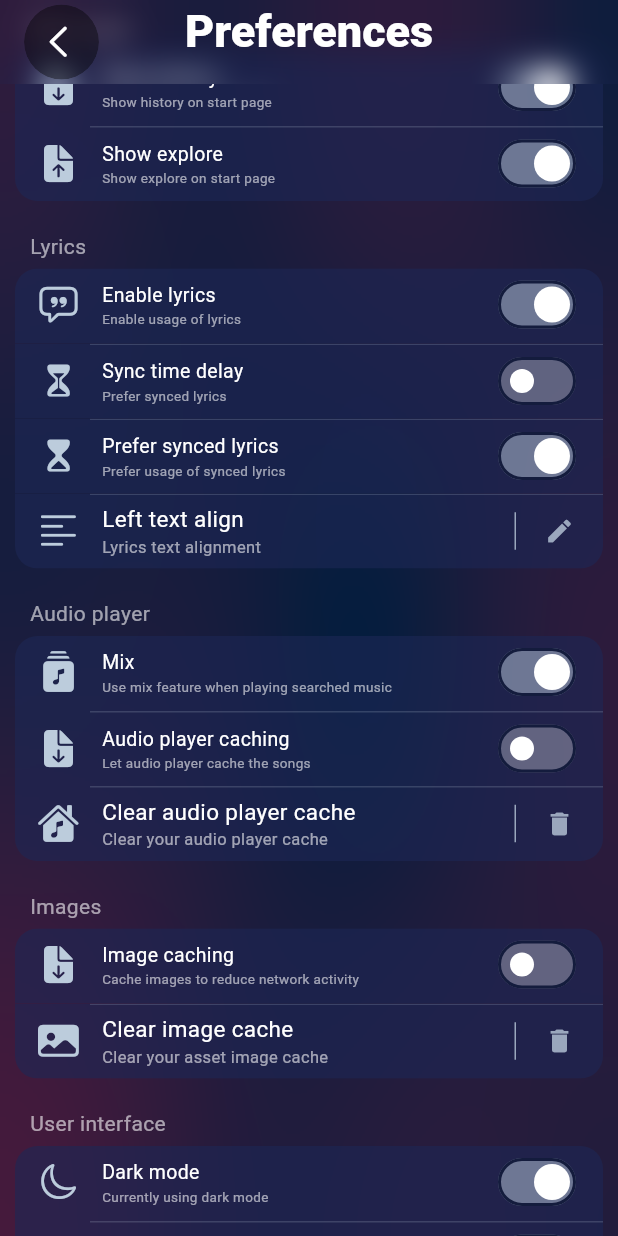
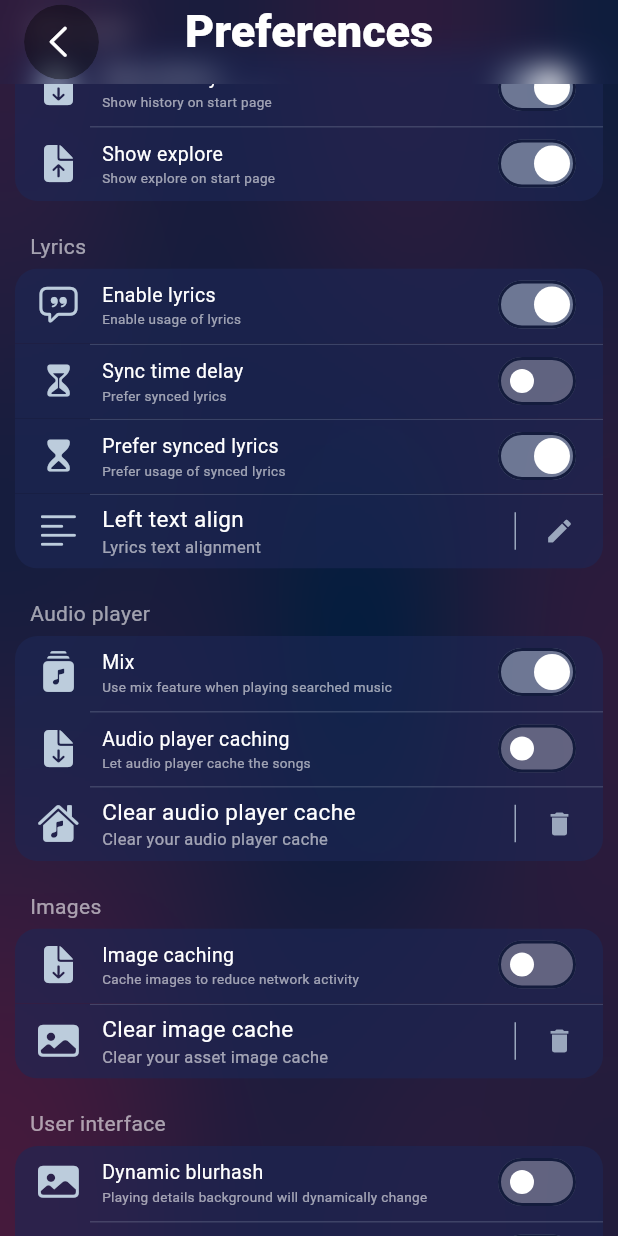
Before and after one commit to GoranSustekJr/pongo, a Flutter app: the PreferencesPhone screen opened directly, scrolled down 576 dp, on a phone screen of 412 x 824 dp. Run offline on Flutter 3.47's test engine with Material 3 defaults, Android fonts, the phone set to English and light mode, and no system bars; our stand-ins replace audio_service, cached_network_image, connectivity_plus, custom_sliding_segmented_control, device_info_plus, flutter_animate and 21 more; missing offline and left inert: audio_session, blurhash_ffi, fading_edge_scrollview, flutter_desktop_context_menu, flutter_displaymode, flutter_platform_alert and 14 more; accounts and stored records are empty; network calls fail; statements that could not run were skipped.

Commit message:
Added logarithmic and exponential sleepin and wakeup options as well as dynamic blurhash

```diff
--- a/lib/l10n/app_de.arb
+++ b/lib/l10n/app_de.arb
@@ -24,6 +24,9 @@
     "pleaseleavethepageafterasuccessfullpurchase": "Bitte verlassen Sie die Seite nach einem erfolgreichen Kauf",
     "profile": "Profil",
     "name": "Name",
+    "dynamicblurhash": "Dynamischer Blurhash",
+    "playingdetailsbackgroundwilldynamicallychange": "Der Hintergrund der Wiedergabedetails wird sich dynamisch ändern",
+    "dynamicblurhashwarning": "Dynamischer Blurhash ist SEHR ANSPRUCHSVOLL FÜR DEIN GERÄT. Es ist EXPERIMENTELL, wird DEN AKKU SCHNELL LEEREN und das Gerät ERHITZEN",
     "linearsleepin": "Lineares Einschlafen",
     "linearlydecreasevolumewhenusingsleepin": "Lautstärke beim Einschlafen linear verringern",
     "linearalarm": "Linearer Wecker",
--- a/lib/l10n/app_en.arb
+++ b/lib/l10n/app_en.arb
@@ -118,6 +118,21 @@
     "or": "or",
     "@or": {
         "description": "or"
+    },
+
+    "dynamicblurhash": "Dynamic blurhash",
+    "@dynamicblurhash": {
+        "description": "dynamicblurhash"
+    },
+
+    "playingdetailsbackgroundwilldynamicallychange": "Playing details background will dynamically change",
+    "@playingdetailsbackgroundwilldynamicallychange": {
+        "description": "playingdetailsbackgroundwilldynamicallychange"
+    },
+
+    "dynamicblurhashwarning": "Dynamic blurhash is VERY HARD ON YOUR DEVICE. It is EXPERIMENTAL, will DRAIN THE BATTERY QUICKLY and make the device HOT",
+    "@dynamicblurhashwarning": {
+        "description": "dynamicblurhashwarning"
     },
 
     "linearsleepin": "Linear sleepin",
--- a/lib/l10n/app_hr.arb
+++ b/lib/l10n/app_hr.arb
@@ -24,6 +24,9 @@
     "profile": "Profil",
     "name": "Ime",
     "email": "Email",
+    "dynamicblurhash": "Dinamički blurhash",
+    "playingdetailsbackgroundwilldynamicallychange": "Pozadina detalja reprodukcije će se dinamički mijenjati",
+    "dynamicblurhashwarning": "Dinamički blurhash JE VRLO ZAHTJEVAN ZA TVOJ UREĐAJ. Eksperimentalan je, BRZO ĆE ISPUSTATI BATERIJU i zagrijati uređaj",
     "premium": "Premium",
     "buypremium": "Kupi Pongo premium",
     "linearsleepin": "Linearno uspavljivanje",
--- a/lib/l10n/app_localizations.dart
+++ b/lib/l10n/app_localizations.dart
@@ -241,6 +241,24 @@ abstract class AppLocalizations {
   /// **'or'**
   String get or;
 
+  /// dynamicblurhash
+  ///
+  /// In en, this message translates to:
+  /// **'Dynamic blurhash'**
+  String get dynamicblurhash;
+
+  /// playingdetailsbackgroundwilldynamicallychange
+  ///
+  /// In en, this message translates to:
+  /// **'Playing details background will dynamically change'**
+  String get playingdetailsbackgroundwilldynamicallychange;
+
+  /// dynamicblurhashwarning
+  ///
+  /// In en, this message translates to:
+  /// **'Dynamic blurhash is VERY HARD ON YOUR DEVICE. It is EXPERIMENTAL, will DRAIN THE BATTERY QUICKLY and make the device HOT'**
+  String get dynamicblurhashwarning;
+
   /// linearsleepin
   ///
   /// In en, this message translates to:
--- a/lib/l10n/app_localizations_de.dart
+++ b/lib/l10n/app_localizations_de.dart
@@ -79,6 +79,15 @@ class AppLocalizationsDe extends AppLocalizations {
 
   @override
   String get or => 'oder';
+
+  @override
+  String get dynamicblurhash => 'Dynamischer Blurhash';
+
+  @override
+  String get playingdetailsbackgroundwilldynamicallychange => 'Der Hintergrund der Wiedergabedetails wird sich dynamisch ändern';
+
+  @override
+  String get dynamicblurhashwarning => 'Dynamischer Blurhash ist SEHR ANSPRUCHSVOLL FÜR DEIN GERÄT. Es ist EXPERIMENTELL, wird DEN AKKU SCHNELL LEEREN und das Gerät ERHITZEN';
 
   @override
   String get linearsleepin => 'Lineares Einschlafen';
--- a/lib/l10n/app_localizations_en.dart
+++ b/lib/l10n/app_localizations_en.dart
@@ -79,6 +79,15 @@ class AppLocalizationsEn extends AppLocalizations {
 
   @override
   String get or => 'or';
+
+  @override
+  String get dynamicblurhash => 'Dynamic blurhash';
+
+  @override
+  String get playingdetailsbackgroundwilldynamicallychange => 'Playing details background will dynamically change';
+
+  @override
+  String get dynamicblurhashwarning => 'Dynamic blurhash is VERY HARD ON YOUR DEVICE. It is EXPERIMENTAL, will DRAIN THE BATTERY QUICKLY and make the device HOT';
 
   @override
   String get linearsleepin => 'Linear sleepin';
--- a/lib/l10n/app_localizations_hr.dart
+++ b/lib/l10n/app_localizations_hr.dart
@@ -79,6 +79,15 @@ class AppLocalizationsHr extends AppLocalizations {
 
   @override
   String get or => 'ili';
+
+  @override
+  String get dynamicblurhash => 'Dinamički blurhash';
+
+  @override
+  String get playingdetailsbackgroundwilldynamicallychange => 'Pozadina detalja reprodukcije će se dinamički mijenjati';
+
+  @override
+  String get dynamicblurhashwarning => 'Dinamički blurhash JE VRLO ZAHTJEVAN ZA TVOJ UREĐAJ. Eksperimentalan je, BRZO ĆE ISPUSTATI BATERIJU i zagrijati uređaj';
 
   @override
   String get linearsleepin => 'Linearno uspavljivanje';
--- a/lib/main.dart
+++ b/lib/main.dart
@@ -126,6 +126,8 @@ void main() async {
   sleepAlarmDevVolume = sleepAlarmDevicVolume;
   bool drkMode = await Storage().getDarkMode();
   darkMode.value = drkMode;
+  bool usDynamicBlurhash = await Storage().getUseDynamicBlurhash();
+  useDynamicBlurhash = usDynamicBlurhash;
 
   if (kIsAndroid) {
     await FlutterDisplayMode.setHighRefreshRate();
--- a/lib/phone/components/shared/sliver/sliver_app_bar.dart
+++ b/lib/phone/components/shared/sliver/sliver_app_bar.dart
@@ -131,6 +131,7 @@ class SliverAppBarPhone extends StatelessWidget {
                           icon: AppIcons.addToQueue,
                           onTap: addToPlaylist,
                           title: AppLocalizations.of(context).addtoplaylist),
+                      const PullDownMenuDivider(),
                       PullDownMenuItem(
                           icon: AppIcons.download,
                           onTap: download,
--- a/lib/phone/views/playing details/playing_details_phone.dart
+++ b/lib/phone/views/playing details/playing_details_phone.dart
@@ -32,13 +32,15 @@ class PlayingDetailsPhone extends StatelessWidget {
                                   color: Colors.black,
                                 ),
                                 AnimatedSwitcher(
-                                  duration: const Duration(milliseconds: 500),
+                                  duration: Duration(
+                                      milliseconds: useDynamicBlurhash
+                                          ? 5000
+                                          : 500), // 5000 for dynamic blurhash
                                   switchInCurve: Curves.fastOutSlowIn,
                                   switchOutCurve:
                                       Curves.fastEaseInToSlowEaseOut,
                                   child: BlurHashh(
-                                    key: ValueKey(
-                                        "${mediaItemManager.blurhash}${mediaItemManager.currentMediaItemId}"),
+                                    key: ValueKey(mediaItemManager.blurhash),
                                     hash: mediaItemManager.blurhash,
                                   ),
                                 ),
--- a/lib/phone/views/settings/preferences/preferences_phone.dart
+++ b/lib/phone/views/settings/preferences/preferences_phone.dart
@@ -67,6 +67,9 @@ class _PreferencesPhoneState extends State<PreferencesPhone> {
   bool linearSleepIn = true;
   bool linearWakeUp = true;
 
+  // dynamic blurhash
+  bool usDynamicBlurhash = false;
+
   @override
   void initState() {
     super.initState();
@@ -104,6 +107,7 @@ class _PreferencesPhoneState extends State<PreferencesPhone> {
     final darkMod = await Storage().getDarkMode();
     final linearSlpin = await Storage().getLinearSleepin();
     final linearWkup = await Storage().getLinearWakeup();
+    final usDynmicBlurhash = await Storage().getUseDynamicBlurhash();
     setState(() {
       market = mark ?? 'US';
       syncTimeDelay = sync;
@@ -125,6 +129,7 @@ class _PreferencesPhoneState extends State<PreferencesPhone> {
       drkMode = darkMod;
       linearSleepIn = linearSlpin;
       linearWakeUp = linearWkup;
+      usDynamicBlurhash = usDynmicBlurhash;
     });
   }
 
@@ -582,8 +587,32 @@ class _PreferencesPhoneState extends State<PreferencesPhone> {
                               settingsText(
                                   AppLocalizations.of(context).userinterface),
                               settingsTileSwitcher(
+                                  context,
+                                  true,
+                                  false,
+                                  AppIcons.image,
+                                  usDynamicBlurhash,
+                                  AppLocalizations.of(context).dynamicblurhash,
+                                  AppLocalizations.of(context)
+                                      .playingdetailsbackgroundwilldynamicallychange,
+                                  (use) async {
+                                setState(() {
+                                  usDynamicBlurhash = use;
+                                });
+
+                                useDynamicBlurhash = use;
+                                await Storage().writeUseDynamicBlurhash(use);
+
+                                if (use == true) {
+                                  Notifications().showWarningNotification(
+                                      context,
+                                      AppLocalizations.of(context)
+                                          .dynamicblurhashwarning);
+                                }
+                              }),
+                              settingsTileSwitcher(
                                 context,
-                                true,
+                                false,
                                 false,
                                 drkMode
                                     ? CupertinoIcons.moon
--- a/lib/shared/storage/globals.dart
+++ b/lib/shared/storage/globals.dart
@@ -129,3 +129,6 @@ bool linearSleepin = true;
 
 // linear wake-up
 bool linearWakeup = true;
+
+// Use dynamic blurhash
+bool useDynamicBlurhash = false;
--- a/lib/shared/utils/local notifications/notifications.dart
+++ b/lib/shared/utils/local notifications/notifications.dart
@@ -11,7 +11,7 @@ class Notifications {
     required IconData icon,
     Color backgroundColor = Colors.black54, // Default background color
     int durationInSeconds = 5, // Default duration
-    int maxLines = 3, // Max lines for text
+    int maxLines = 5, // Max lines for text
     Color iconColor = Colors.white, // Default
     void Function()? onTap,
   }) {
@@ -85,6 +85,7 @@ class Notifications {
       icon: AppIcons.warning,
       backgroundColor: Col.prim,
       durationInSeconds: 10,
+      maxLines: 10,
     );
   }
 
--- a/lib/shared/utils/managers/media_item_manager.dart
+++ b/lib/shared/utils/managers/media_item_manager.dart
@@ -1,3 +1,5 @@
+import 'dart:math';
+
 import 'package:pongo/exports.dart';
 
 class MediaItemManager with ChangeNotifier {
@@ -19,8 +21,32 @@ class MediaItemManager with ChangeNotifier {
     _init();
   }
 
+  void startChangingBlurhash() {
+    // Define the list of possible characters
+    const allCharacters =
+        "abcdefghijklmnopqrstuvwxyzABCDEFGHIJKLMNOPQRSTUVWXYZ0123456789.,?*";
+
+    // Create a random number generator
+    Random random = Random();
+
+    // Create a Timer that runs every second to modify the string
+    Timer.periodic(const Duration(milliseconds: 5000), (timer) {
+      // Replace first, middle, and last characters with random ones
+      if (blurhash.isNotEmpty && useDynamicBlurhash) {
+        // Calculate the middle index
+        int thirdIndex = (blurhash.length / 5).round();
+
+        blurhash = blurhash.substring(0, thirdIndex) +
+            allCharacters[random.nextInt(allCharacters.length)] +
+            blurhash.substring(thirdIndex + 1);
+        notifyListeners();
+      }
+    });
+  }
+
   void _init() {
     useSyncedLyric = useSyncedLyrics.value;
+    startChangingBlurhash();
     audioServiceHandler.mediaItem.listen((mediaItem) {
       _onMediaItemChanged(mediaItem);
     });
--- a/pubspec.yaml
+++ b/pubspec.yaml
@@ -121,6 +121,7 @@ dependencies:
   url_launcher: ^6.3.1
   flutter_desktop_context_menu: ^0.2.0
   star_menu: ^4.0.1
+  flutter_cube: ^0.1.1
 #  ffmpeg_kit_flutter: ^6.0.3
 
 
```
Also changed, not shown: lib/shared/storage/secure storage/secure_storage.dart (+16 -0 lines), pubspec.lock, 12 other files.
